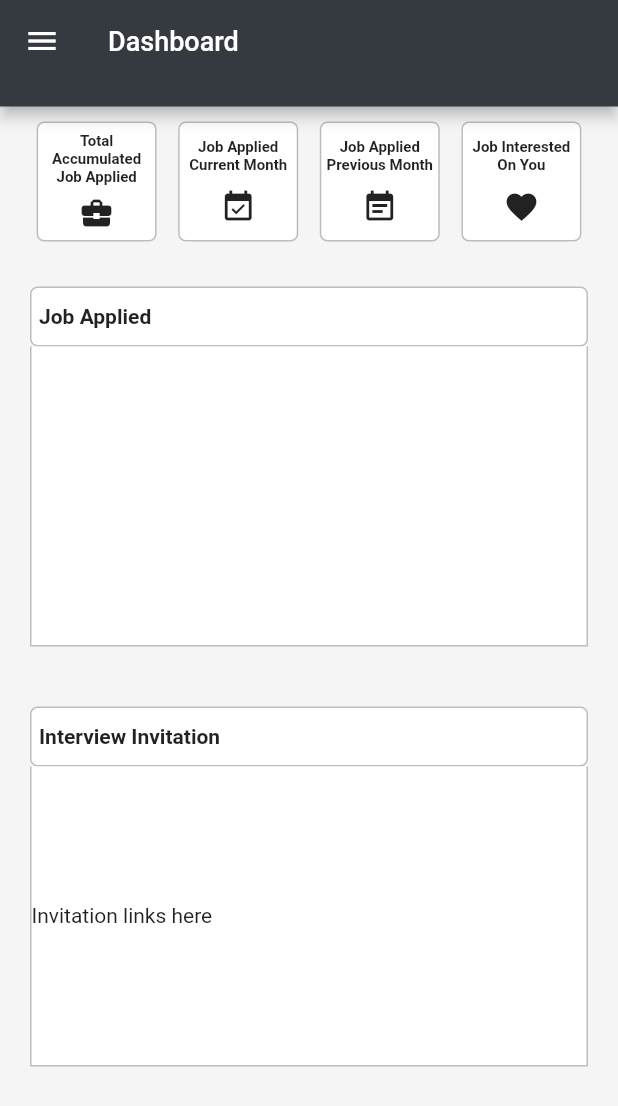
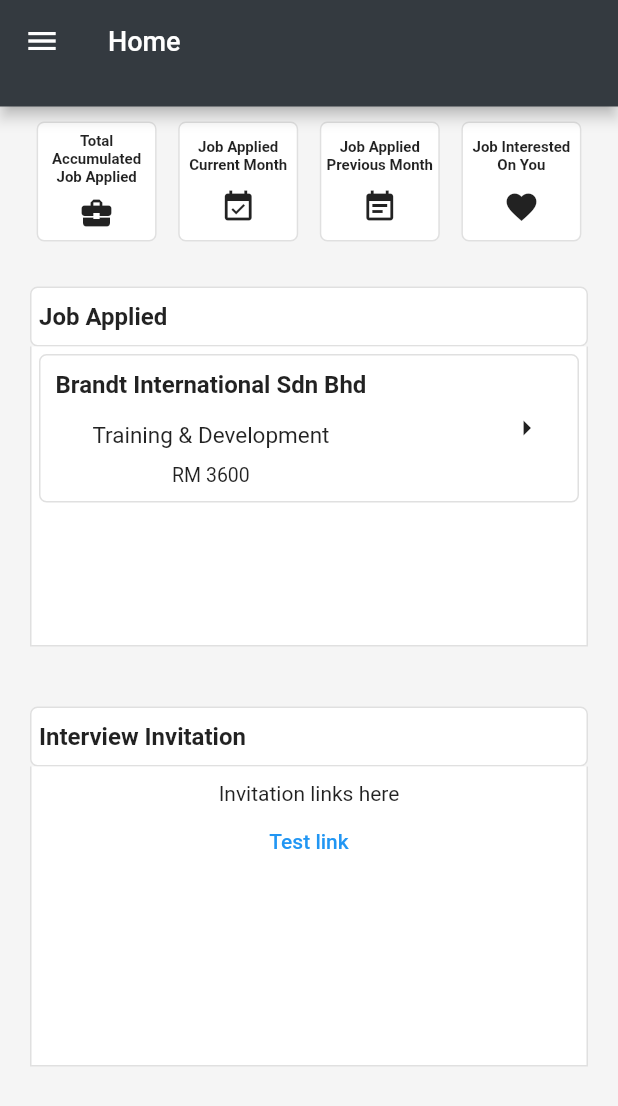
Before and after one commit to Pingggggzi/test_project_emotion_office, a Flutter app: the HomePage screen opened directly, on a phone screen of 412 x 824 dp. Shown: the top 1106 px of the screen. Run offline on Flutter 3.47's test engine with Material 2 defaults, Android fonts, the phone set to English and light mode, and no system bars; our stand-ins replace chewie, file_picker, fluttertoast, image_picker, video_player; missing offline and left inert: flutter_vlc_player.

Commit message:
add content of jobs drop button, update homepage

```diff
--- a/lib/screens/homepage.dart
+++ b/lib/screens/homepage.dart
@@ -1,4 +1,6 @@
 import 'package:flutter/material.dart';
+import 'package:test_project_emotion/screens/detailedJobAppliedInfo.dart';
+import 'package:test_project_emotion/screens/detailedJobInfo.dart';
 import 'package:test_project_emotion/screens/interview.dart';
 import 'package:test_project_emotion/screens/jobprogress.dart';
 import 'package:test_project_emotion/screens/jobs.dart';
@@ -30,6 +32,66 @@
     setState(() {});
   }
 
+  buildJobApplied() {
+    return Container(
+      width: double.infinity,
+      padding: EdgeInsets.all(10),
+      decoration: BoxDecoration(
+          border: Border.all(color: Colors.black12),
+          borderRadius: BorderRadius.circular(5)),
+      child: Row(
+        mainAxisAlignment: MainAxisAlignment.spaceBetween,
+        mainAxisSize: MainAxisSize.min,
+        crossAxisAlignment: CrossAxisAlignment.center,
+        children: [
+          Column(
+            children: [
+              Text(
+                "Brandt International Sdn Bhd",
+                style: TextStyle(fontSize: 16, fontWeight: FontWeight.bold),
+              ),
+              SizedBox(
+                height: 15,
+              ),
+              Text(
+                "Training & Development",
+                style: TextStyle(fontSize: 15),
+              ),
+              SizedBox(
+                height: 10,
+              ),
+              Text(
+                "RM 3600",
+                style: TextStyle(fontSize: 13),
+              ),
+            ],
+          ),
+          IconButton(
+              onPressed: () {
+                Navigator.of(context).pushReplacement(MaterialPageRoute(
+                    builder: (ctx) => DetailedJobAppliedInfo(
+                          companyName: 'Brandt International Sdn Bhd',
+                          jobName: 'Training & Development',
+                          expertise: 'Training & Development',
+                          salary: 'RM 3600',
+                          jobScope: 'test',
+                          jobRequirement: 'test',
+                          companyOverview: '',
+                          registrationNo: 'BISB123',
+                          location: 'Kuala Lumpur / Kuala Lumpur - Malaysia',
+                          phoneNo: '012333333',
+                          email: 'admin@brandt.com',
+                          companySize: '> 5000 Employees',
+                          others: '',
+                          image: 'images/workplace2.jpg',
+                        )));
+              },
+              icon: Icon(Icons.arrow_right))
+        ],
+      ),
+    );
+  }
+
   @override
   Widget build(BuildContext context) {
     return Scaffold(
@@ -43,7 +105,7 @@
           ),
           backgroundColor: Color.fromARGB(255, 52, 58, 64),
           title: Text(
-            "Dashboard",
+            "Home",
             style: TextStyle(fontSize: 18.0),
           ),
           bottom: PreferredSize(
@@ -71,7 +133,7 @@
                       width: 80,
                       decoration: BoxDecoration(
                         color: Colors.white,
-                        border: Border.all(color: Colors.black26),
+                        border: Border.all(color: Colors.black12),
                         borderRadius: BorderRadius.circular(5),
                       ),
                       child: Column(
@@ -93,7 +155,7 @@
                       width: 80,
                       decoration: BoxDecoration(
                         color: Colors.white,
-                        border: Border.all(color: Colors.black26),
+                        border: Border.all(color: Colors.black12),
                         borderRadius: BorderRadius.circular(5),
                       ),
                       child: Column(
@@ -115,7 +177,7 @@
                       width: 80,
                       decoration: BoxDecoration(
                         color: Colors.white,
-                        border: Border.all(color: Colors.black26),
+                        border: Border.all(color: Colors.black12),
                         borderRadius: BorderRadius.circular(5),
                       ),
                       child: Column(
@@ -137,7 +199,7 @@
                       width: 80,
                       decoration: BoxDecoration(
                         color: Colors.white,
-                        border: Border.all(color: Colors.black26),
+                        border: Border.all(color: Colors.black12),
                         borderRadius: BorderRadius.circular(5),
                       ),
                       child: Column(
@@ -165,7 +227,7 @@
                     height: 40,
                     decoration: BoxDecoration(
                       color: Colors.white,
-                      border: Border.all(color: Colors.black26),
+                      border: Border.all(color: Colors.black12),
                       borderRadius: BorderRadius.circular(5),
                     ),
                     child: Row(
@@ -174,7 +236,8 @@
                       children: [
                         Text(
                           "Job Applied",
-                          style: TextStyle(fontWeight: FontWeight.bold),
+                          style: TextStyle(
+                              fontSize: 16, fontWeight: FontWeight.bold),
                         ),
                       ],
                     ),
@@ -192,13 +255,15 @@
                         decoration: BoxDecoration(
                           color: Colors.white,
                           border: Border(
-                            bottom: BorderSide(color: Colors.black26),
-                            left: BorderSide(color: Colors.black26),
-                            right: BorderSide(color: Colors.black26),
+                            bottom: BorderSide(color: Colors.black12),
+                            left: BorderSide(color: Colors.black12),
+                            right: BorderSide(color: Colors.black12),
                           ),
                         ),
-                        child: Row(
+                        child: Column(
                           children: [
+                            buildJobApplied(),
+                            // buildJobApplied(),
                             // Text(
                             //   "No jobs applied...",
                             //   textAlign: TextAlign.center,
@@ -225,7 +290,7 @@
                     height: 40,
                     decoration: BoxDecoration(
                       color: Colors.white,
-                      border: Border.all(color: Colors.black26),
+                      border: Border.all(color: Colors.black12),
                       borderRadius: BorderRadius.circular(5),
                     ),
                     child: Row(
@@ -234,7 +299,8 @@
                       children: [
                         Text(
                           "Interview Invitation",
-                          style: TextStyle(fontWeight: FontWeight.bold),
+                          style: TextStyle(
+                              fontSize: 16, fontWeight: FontWeight.bold),
                         ),
                       ],
                     ),
@@ -247,19 +313,28 @@
                     children: [
                       Container(
                         margin: EdgeInsets.fromLTRB(20, 0, 20, 20),
+                        padding: EdgeInsets.all(10),
                         height: 200,
                         decoration: BoxDecoration(
                             color: Colors.white,
                             border: Border(
-                                bottom: BorderSide(color: Colors.black26),
-                                left: BorderSide(color: Colors.black26),
-                                right: BorderSide(color: Colors.black26))),
-                        child: Row(
+                                bottom: BorderSide(color: Colors.black12),
+                                left: BorderSide(color: Colors.black12),
+                                right: BorderSide(color: Colors.black12))),
+                        child: Column(
+                          mainAxisAlignment: MainAxisAlignment.start,
                           children: [
                             Text(
                               "Invitation links here",
-                              textAlign: TextAlign.center,
+                              // textAlign: TextAlign.center,
                             ),
+                            TextButton(
+                                onPressed: () {
+                                  Navigator.of(context).pushReplacement(
+                                      MaterialPageRoute(
+                                          builder: (ctx) => Interview()));
+                                },
+                                child: Text('Test link'))
                           ],
                         ),
                       ),
```
Also changed, not shown: lib/screens/detailedJobAppliedInfo.dart (added, +319 -0 lines), lib/screens/jobprogress.dart (+19 -15 lines), lib/screens/jobs.dart (+71 -1 lines).
